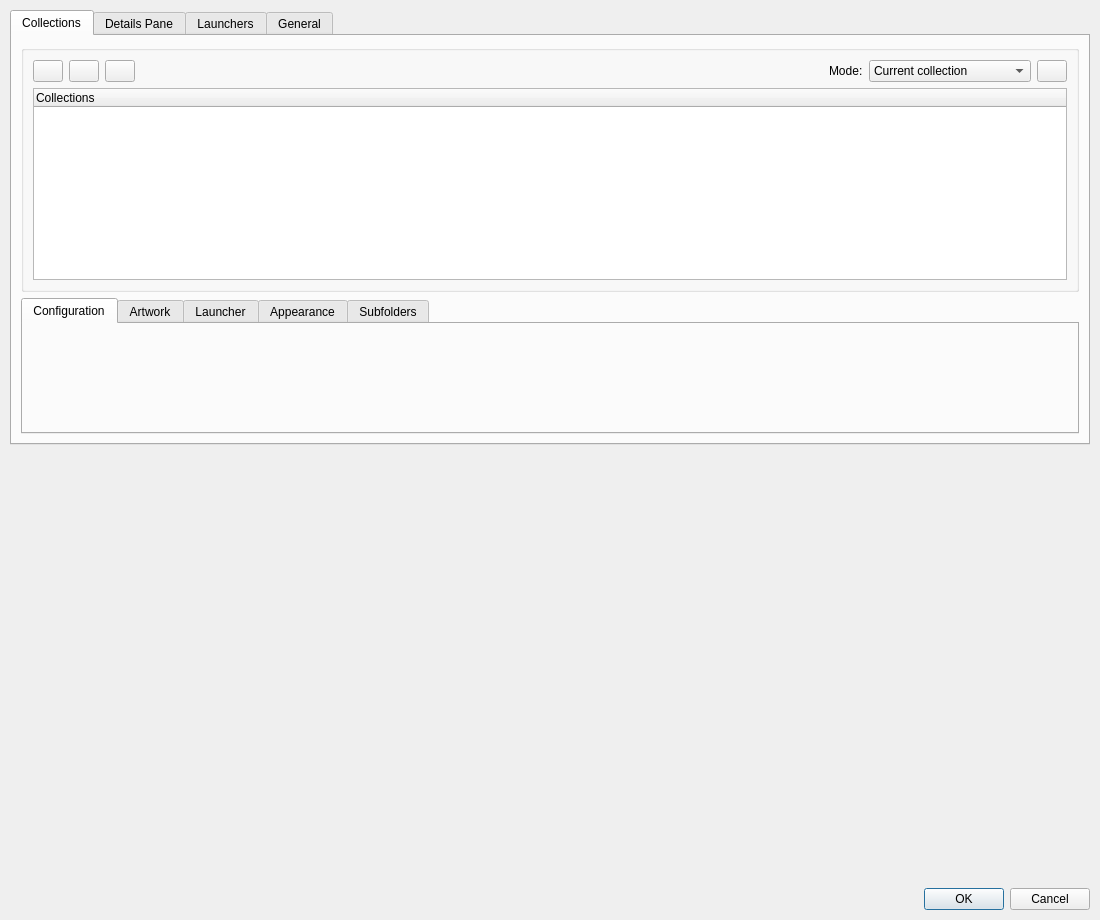
The window that src/ui/dialogs/settingsdialog.ui (EtherAura/Kartend) describes before a commit, drawn with Qt 5.
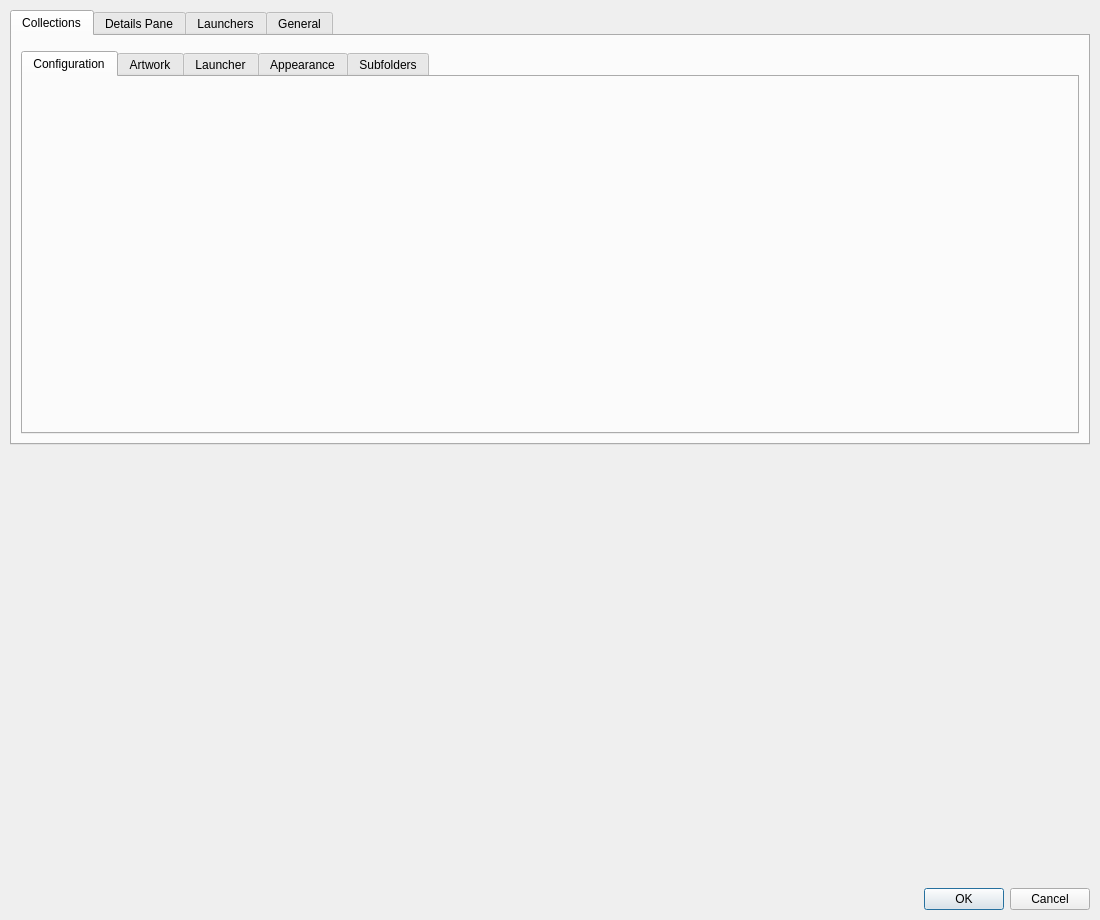
The same window after the commit. Icons and pictures are not drawn. Custom widgets are drawn as their Qt base class.

Commit message: refactor(settings): extract CollectionsTreeShell from collectionsTab

The edit to the form file:
```diff
--- a/src/ui/dialogs/settingsdialog.ui
+++ b/src/ui/dialogs/settingsdialog.ui
@@ -39,153 +39,7 @@
       </attribute>
       <layout class="QVBoxLayout" name="collectionsTabLayout">
        <item>
-        <widget class="QGroupBox" name="collectionGroupBox">
-         <layout class="QVBoxLayout" name="collectionLayout">
-          <item>
-           <layout class="QHBoxLayout" name="collectionButtonLayout">
-            <item>
-             <widget class="QPushButton" name="addCollectionButton">
-              <property name="maximumSize">
-               <size>
-                <width>30</width>
-                <height>30</height>
-               </size>
-              </property>
-              <property name="text">
-               <string/>
-              </property>
-              <property name="icon">
-               <iconset theme="document-new"/>
-              </property>
-             </widget>
-            </item>
-            <item>
-             <widget class="QPushButton" name="removeCollectionButton">
-              <property name="maximumSize">
-               <size>
-                <width>30</width>
-                <height>30</height>
-               </size>
-              </property>
-              <property name="text">
-               <string/>
-              </property>
-              <property name="icon">
-               <iconset theme="edit-delete"/>
-              </property>
-             </widget>
-            </item>
-            <item>
-             <widget class="QPushButton" name="duplicateCollectionButton">
-              <property name="maximumSize">
-               <size>
-                <width>30</width>
-                <height>30</height>
-               </size>
-              </property>
-              <property name="toolTip">
-               <string>Duplicate the selected collection</string>
-              </property>
-              <property name="text">
-               <string/>
-              </property>
-              <property name="icon">
-               <iconset theme="edit-copy"/>
-              </property>
-             </widget>
-            </item>
-            <item>
-             <spacer name="collectionSpacer">
-              <property name="orientation">
-               <enum>Qt::Orientation::Horizontal</enum>
-              </property>
-              <property name="sizeHint" stdset="0">
-               <size>
-                <width>40</width>
-                <height>20</height>
-               </size>
-              </property>
-             </spacer>
-            </item>
-            <item>
-             <widget class="QLabel" name="settingsScopeLabel">
-              <property name="text">
-               <string>Mode:</string>
-              </property>
-              <property name="toolTip">
-               <string>Choose which collections future Save actions apply to</string>
-              </property>
-             </widget>
-            </item>
-            <item>
-             <widget class="QComboBox" name="settingsScopeComboBox">
-              <property name="toolTip">
-               <string>Settings Mode controls the scope of Save: just the selected collection, the selected collection plus its subcollections, or every collection</string>
-              </property>
-              <item>
-               <property name="text">
-                <string>Current collection</string>
-               </property>
-              </item>
-              <item>
-               <property name="text">
-                <string>Current + subcollections</string>
-               </property>
-              </item>
-              <item>
-               <property name="text">
-                <string>All collections</string>
-               </property>
-              </item>
-             </widget>
-            </item>
-            <item>
-             <widget class="QPushButton" name="saveCollectionButton">
-              <property name="maximumSize">
-               <size>
-                <width>30</width>
-                <height>30</height>
-               </size>
-              </property>
-              <property name="toolTip">
-               <string>Save current collection settings</string>
-              </property>
-              <property name="text">
-               <string/>
-              </property>
-              <property name="icon">
-               <iconset theme="document-save"/>
-              </property>
-             </widget>
-            </item>
-           </layout>
-          </item>
-          <item>
-           <widget class="CollectionTreeWidget" name="collectionTreeWidget">
-            <property name="minimumSize">
-             <size>
-              <width>0</width>
-              <height>120</height>
-             </size>
-            </property>
-            <property name="rootIsDecorated">
-             <bool>true</bool>
-            </property>
-            <property name="itemsExpandable">
-             <bool>true</bool>
-            </property>
-            <property name="animated">
-             <bool>true</bool>
-            </property>
-            <column>
-             <property name="text">
-              <string>Collections</string>
-             </property>
-            </column>
-           </widget>
-          </item>
-         </layout>
-        </widget>
+        <widget class="CollectionsTreeShell" name="collectionsTreeShell" native="true"/>
        </item>
        <item>
         <widget class="QTabWidget" name="collectionConfigTabWidget">
@@ -515,9 +369,10 @@
  </widget>
  <customwidgets>
   <customwidget>
-   <class>CollectionTreeWidget</class>
-   <extends>QTreeWidget</extends>
-   <header>collectiontreewidget.h</header>
+   <class>CollectionsTreeShell</class>
+   <extends>QWidget</extends>
+   <header>collectionstreeshell.h</header>
+   <container>1</container>
   </customwidget>
   <customwidget>
    <class>LauncherPresetsPanel</class>
```
Left out of the diff: 2 changed lines with no effect on the pictures. The commit also changes 8 other files.
